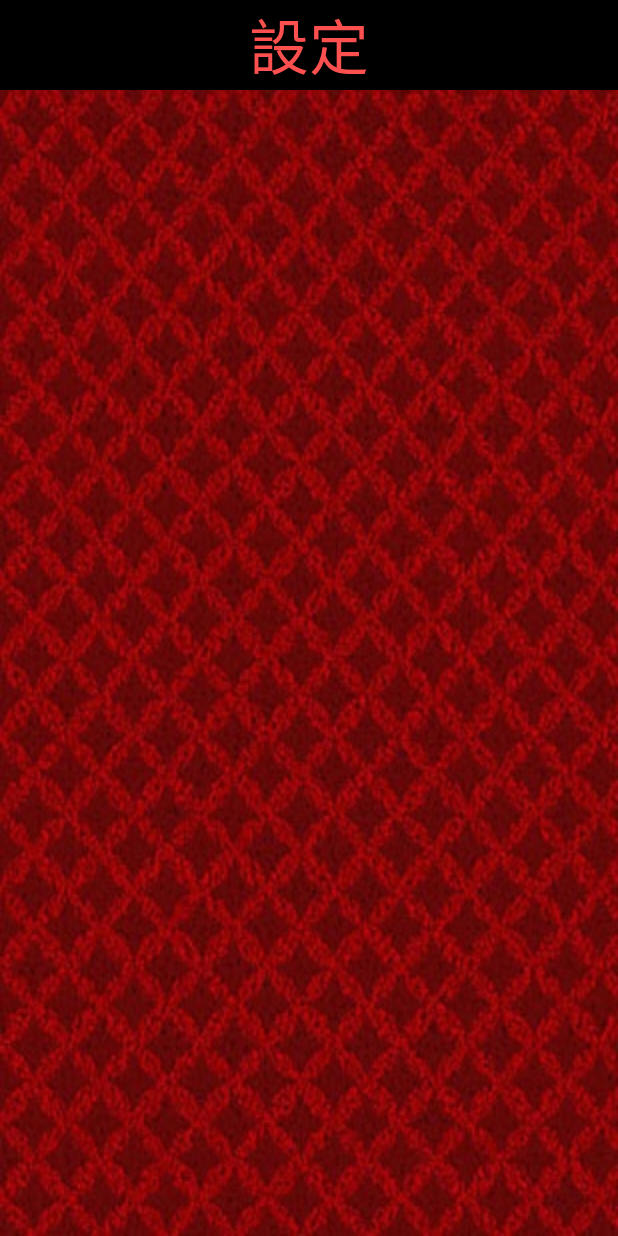
After one commit to dhacks/team-b, an Android app: the SettingActivity screen opened directly, with no data from a screen before it, on a phone screen of 412 x 824 dp. The commit adds this screen. Run offline under Robolectric (Android 15) with nearby library versions, the phone set to English and light mode, and no system bars; Roboto replaces fonts that are not available here; 1 statement that could not run was skipped.

Commit message:
SETTINGAct add

```diff
--- a/app/src/main/AndroidManifest.xml
+++ b/app/src/main/AndroidManifest.xml
@@ -56,5 +56,9 @@
             android:name=".NodeCustomizeActivity"
             android:screenOrientation="portrait" >
         </activity>
+        <activity
+            android:name=".SettingActivity"
+            android:screenOrientation="portrait" >
+        </activity>
     </application>
 </manifest>
--- /dev/null
+++ b/app/src/main/java/com/ice/creame/lollopop/SettingActivity.java
@@ -0,0 +1,49 @@
+package com.ice.creame.lollopop;
+
+import android.graphics.Color;
+import android.os.Bundle;
+import android.widget.LinearLayout;
+import android.widget.RelativeLayout;
+import android.widget.ScrollView;
+
+import static com.ice.creame.lollopop.MethodLibrary.makeLinearLayout;
+import static com.ice.creame.lollopop.MethodLibrary.makeRelativeLayout;
+import static com.ice.creame.lollopop.MethodLibrary.makeScrollView;
+import static com.ice.creame.lollopop.MethodLibrary.makeTextView;
+
+/**
+ * Created by hpyus on 2016/02/25.
+ */
+public class SettingActivity extends BaseActivity{
+
+
+    @Override
+    public void onCreate(Bundle savedInstanceState) {
+        super.onCreate(savedInstanceState);
+        /* パラメータ設定 */
+        //タイトル用
+        RelativeLayout.LayoutParams param1 = new RelativeLayout.LayoutParams(WC, WC);
+        param1.addRule(RelativeLayout.CENTER_HORIZONTAL);
+
+        //ボタン用
+        RelativeLayout.LayoutParams param2 = new RelativeLayout.LayoutParams(WC, WC);
+        param2.addRule(RelativeLayout.CENTER_HORIZONTAL);
+
+        /* 画面レイアウト */
+        LinearLayout li_la_super = makeLinearLayout(COLOR_D, LinearLayout.VERTICAL, null, this);
+        li_la_super.setBackgroundResource(BACK_GROUND_IMAGE);
+
+        setContentView(li_la_super);
+
+        makeTextView("設定", 40, TITLE_COLOR, NO_ID, makeRelativeLayout(COLOR_3, li_la_super, null, this), param1, this);
+
+        ScrollView sc_vi = makeScrollView(COLOR_1, li_la_super, this);
+        LinearLayout li_la = makeLinearLayout(COLOR_1, LinearLayout.VERTICAL, sc_vi, this);
+
+        makeTextView(" ", 150, Color.RED, NO_ID, li_la, null, this);
+
+
+
+
+    }
+}
```
Also changed, not shown: app/src/main/java/com/ice/creame/lollopop/IndexActivity.java (+11 -0 lines).
